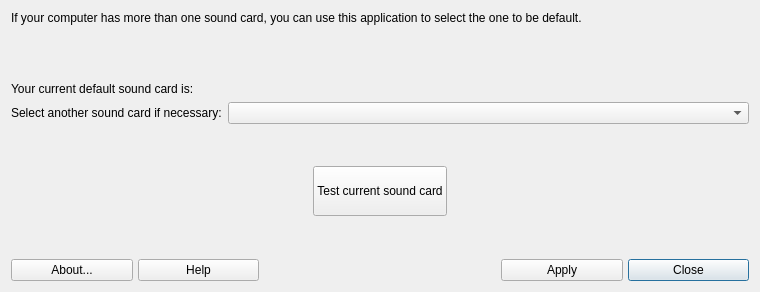
First picture: the form in mxselectsound.ui, repository MX-Linux/mx-select-sound, before the edit.
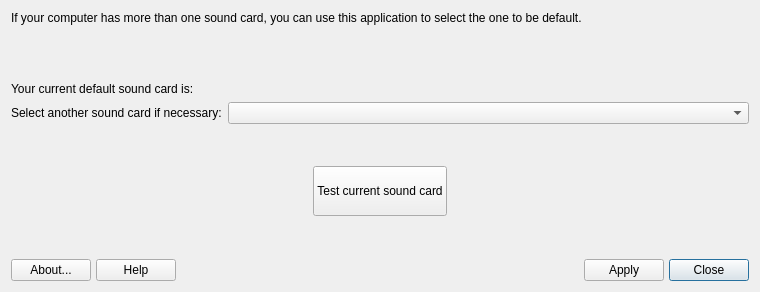
Second picture: the form after the edit. Icons and pictures are not drawn.

Commit message: don't expand buttons

```diff
--- a/mxselectsound.ui
+++ b/mxselectsound.ui
@@ -82,7 +82,7 @@
           <enum>Qt::Horizontal</enum>
          </property>
          <property name="sizeType">
-          <enum>QSizePolicy::Minimum</enum>
+          <enum>QSizePolicy::Expanding</enum>
          </property>
          <property name="sizeHint" stdset="0">
           <size>
@@ -125,7 +125,7 @@
           <enum>Qt::Horizontal</enum>
          </property>
          <property name="sizeType">
-          <enum>QSizePolicy::Minimum</enum>
+          <enum>QSizePolicy::Expanding</enum>
          </property>
          <property name="sizeHint" stdset="0">
           <size>
```
Left out of the diff: 12 changed lines with no effect on the pictures.
